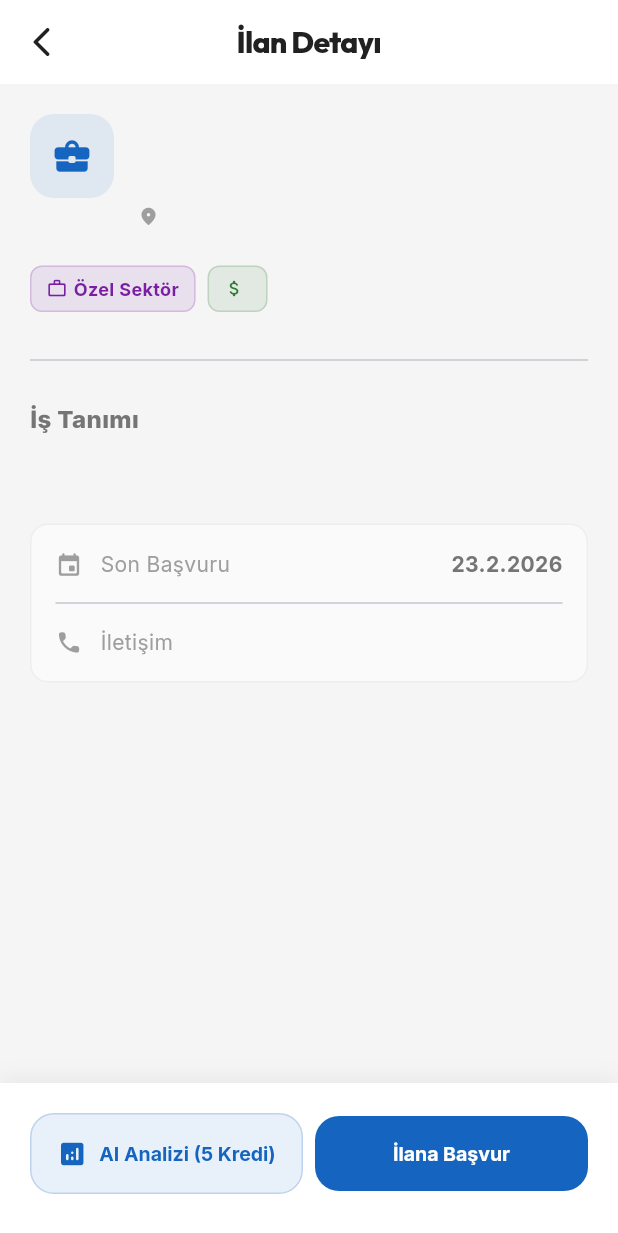
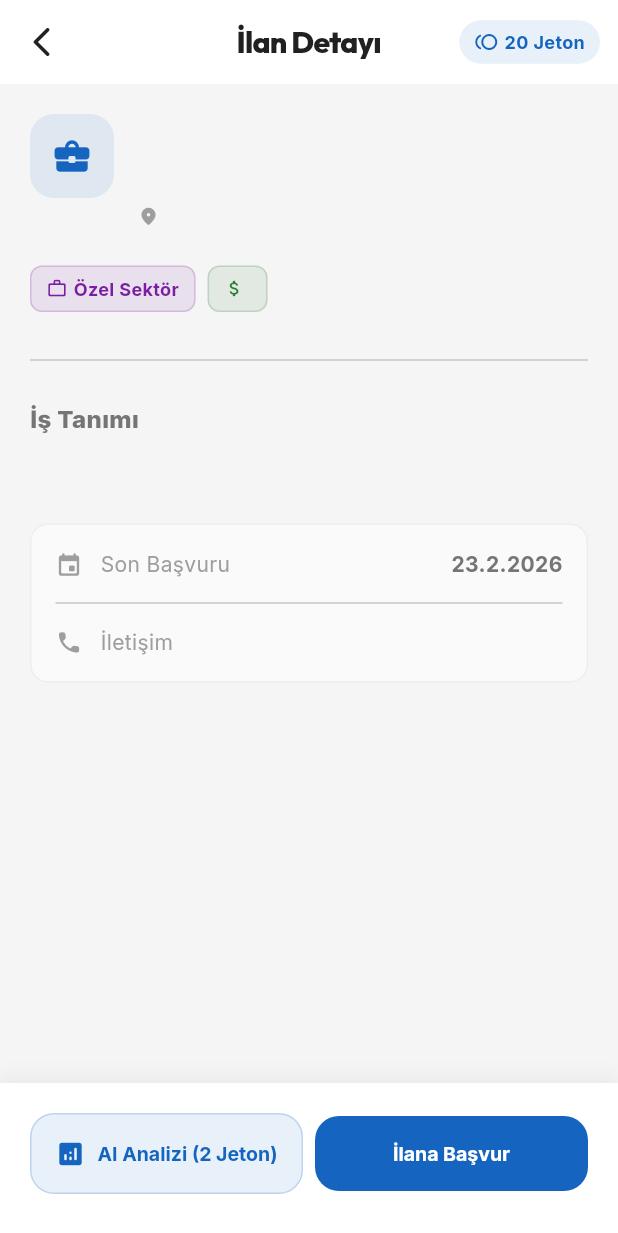
Before and after one commit to SahinSedat/kamulog_superapp, a Flutter app: the JobDetailScreen screen opened directly with empty values, on a phone screen of 412 x 824 dp. Shown: the top 1233 px of the screen. Run offline on Flutter 3.47's test engine with Material 3 defaults, Android fonts, the phone set to English and light mode, and no system bars; our stand-ins replace confetti, connectivity_plus, dio, drift, equatable, file_picker and 15 more; missing offline and left inert: syncfusion_flutter_pdf; accounts and stored records are empty; generated files the repository leaves out were written again; network calls fail.

Commit message:
UI improvements and layout polishing in career screens

```diff
--- a/lib/features/kariyer/presentation/screens/job_detail_screen.dart
+++ b/lib/features/kariyer/presentation/screens/job_detail_screen.dart
@@ -45,8 +45,23 @@ class JobDetailScreen extends ConsumerWidget {
       return;
     }
 
-    // Profil yüklendiğinden emin olduktan sonra AI Asistanına pasla.
+    // Jeton kontrolü
+    if (!profil.hasEnoughCredits(2)) {
+      ScaffoldMessenger.of(context).showSnackBar(
+        const SnackBar(
+          content: Text(
+            'Bu işlem için yeterli jetonunuz bulunmuyor (2 Jeton gerekli).',
+          ),
+          backgroundColor: Colors.red,
+        ),
+      );
+      return;
+    }
 
+    // Jetonu düş
+    await ref.read(profilProvider.notifier).decreaseCredits(2);
+
+    // Kullanıcının yüklü CV'sini bul
     final cvDoc = profil.documents.cast<DocumentInfo?>().firstWhere(
       (doc) => doc != null && doc.category.toLowerCase() == 'cv',
       orElse: () => null,
@@ -55,14 +70,21 @@ class JobDetailScreen extends ConsumerWidget {
     String cvTextContent = '';
     if (cvDoc != null && cvDoc.content != null && cvDoc.content!.isNotEmpty) {
       cvTextContent =
-          "\n\nKULLANICININ ORJİNAL CV İÇERİĞİ:\n\${cvDoc.content}\n\nLütfen bu CV içeriğini okuyarak aşağıdaki ilana uygunluğumu analiz et.";
+          '\n\n--- KULLANICININ YÜKLEDİĞİ CV İÇERİĞİ ---\n${cvDoc.content}\n--- CV BİTİŞ ---\n\nYukarıdaki CV içeriğini dikkatlice okuyarak aşağıdaki ilan ile uyumluluk analizi yap.\n';
     } else {
       cvTextContent =
-          "\n\nLütfen sistemde kayıtlı profil verilerime (beceriler, unvan, deneyim vb.) göre şu iş ilanı ile detaylıca karşılaştır.";
+          '\n\nKullanıcının profil verileri: Ad: ${profil.name ?? "Belirtilmedi"}, Kurum: ${profil.effectiveInstitution}, Unvan: ${profil.title ?? "Belirtilmedi"}, Beceriler: ${profil.surveyInterests.join(", ")}\n\nBu profil verilerine göre aşağıdaki ilan ile uyumluluk analizi yap.';
     }
 
-    final prompt =
-        "$cvTextContent\n\nBana uygunluk oranımı, bu ilan için güçlü ve zayıf yönlerimi açıkla.\n\nİlan Başlığı: ${job.title}\nKurum: ${job.company}\nİş Tanımı: ${job.description}";
+    // İlan bilgilerini ayrıntılı biçimde gönder
+    final deadlineStr =
+        job.deadline != null
+            ? '${job.deadline!.day}.${job.deadline!.month}.${job.deadline!.year}'
+            : 'Belirtilmemiş';
+    final jobInfo =
+        '\n\n--- İLAN BİLGİLERİ ---\nİlan No: ${job.code ?? job.id}\nİlan Başlığı: ${job.title}\nKurum/Şirket: ${job.company}\nKonum: ${job.location ?? "Belirtilmemiş"}\nTür: ${job.type == "PUBLIC" ? "Kamu" : "Özel Sektör"}\nİş Tanımı: ${job.description}\nAranan Nitelikler: ${job.requirements ?? "Belirtilmemiş"}\nSon Başvuru: $deadlineStr\n--- İLAN BİTİŞ ---\n\nBana bu ilana uygunluk oranımı yüzdelik olarak ver, güçlü yönlerimi, zayıf yönlerimi ve geliştirmem gereken alanları listele.\n';
+
+    final prompt = '$cvTextContent$jobInfo';
     ref.read(aiChatProvider.notifier).sendMessage(prompt);
 
     // AI Asistan tab'ına yönlendir
@@ -76,7 +98,11 @@ class JobDetailScreen extends ConsumerWidget {
   Widget build(BuildContext context, WidgetRef ref) {
     final isDark = Theme.of(context).brightness == Brightness.dark;
 
-    return Scaffold(
+    final profil = ref.watch(profilProvider);
+
+    return PopScope(
+      canPop: true,
+      child: Scaffold(
         appBar: AppBar(
           leading: IconButton(
             icon: const Icon(Icons.arrow_back_ios_rounded),
@@ -84,6 +110,35 @@ class JobDetailScreen extends ConsumerWidget {
           ),
           title: const Text('İlan Detayı'),
           centerTitle: true,
+          actions: [
+            Container(
+              margin: const EdgeInsets.only(right: 12),
+              padding: const EdgeInsets.symmetric(horizontal: 10, vertical: 6),
+              decoration: BoxDecoration(
+                color: AppTheme.primaryColor.withValues(alpha: 0.1),
+                borderRadius: BorderRadius.circular(20),
+              ),
+              child: Row(
+                mainAxisSize: MainAxisSize.min,
+                children: [
+                  Icon(
+                    Icons.toll_rounded,
+                    size: 16,
+                    color: AppTheme.primaryColor,
+                  ),
+                  const SizedBox(width: 4),
+                  Text(
+                    profil.isPremium ? 'Sınırsız' : '${profil.credits} Jeton',
+                    style: TextStyle(
+                      fontSize: 12,
+                      fontWeight: FontWeight.w700,
+                      color: AppTheme.primaryColor,
+                    ),
+                  ),
+                ],
+              ),
+            ),
+          ],
         ),
         body: SingleChildScrollView(
           padding: const EdgeInsets.all(20),
@@ -289,9 +344,11 @@ class JobDetailScreen extends ConsumerWidget {
                             size: 20,
                             color: AppTheme.primaryColor,
                           ),
-                        label: const FittedBox(
+                          label: FittedBox(
                             child: Text(
-                            'AI Analizi (5 Kredi)',
+                              profil.isPremium
+                                  ? 'AI Analizi (Sınırsız)'
+                                  : 'AI Analizi (2 Jeton)',
                               style: TextStyle(
                                 fontSize: 13,
                                 fontWeight: FontWeight.w700,
@@ -360,6 +417,7 @@ class JobDetailScreen extends ConsumerWidget {
             ),
           ),
         ),
+      ),
     );
   }
 
```
Also changed, not shown: lib/features/kariyer/presentation/screens/career_screen.dart (+30 -2 lines). Lines whose indentation alone changed are shown as unchanged.
